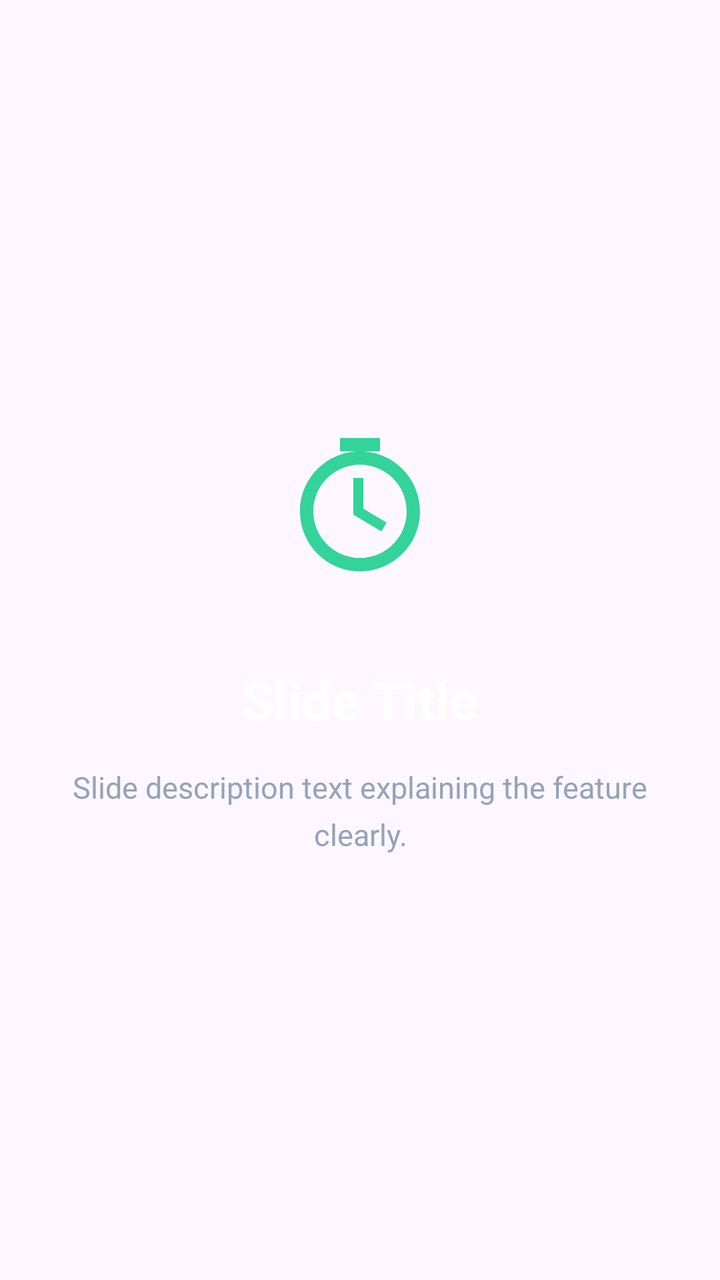
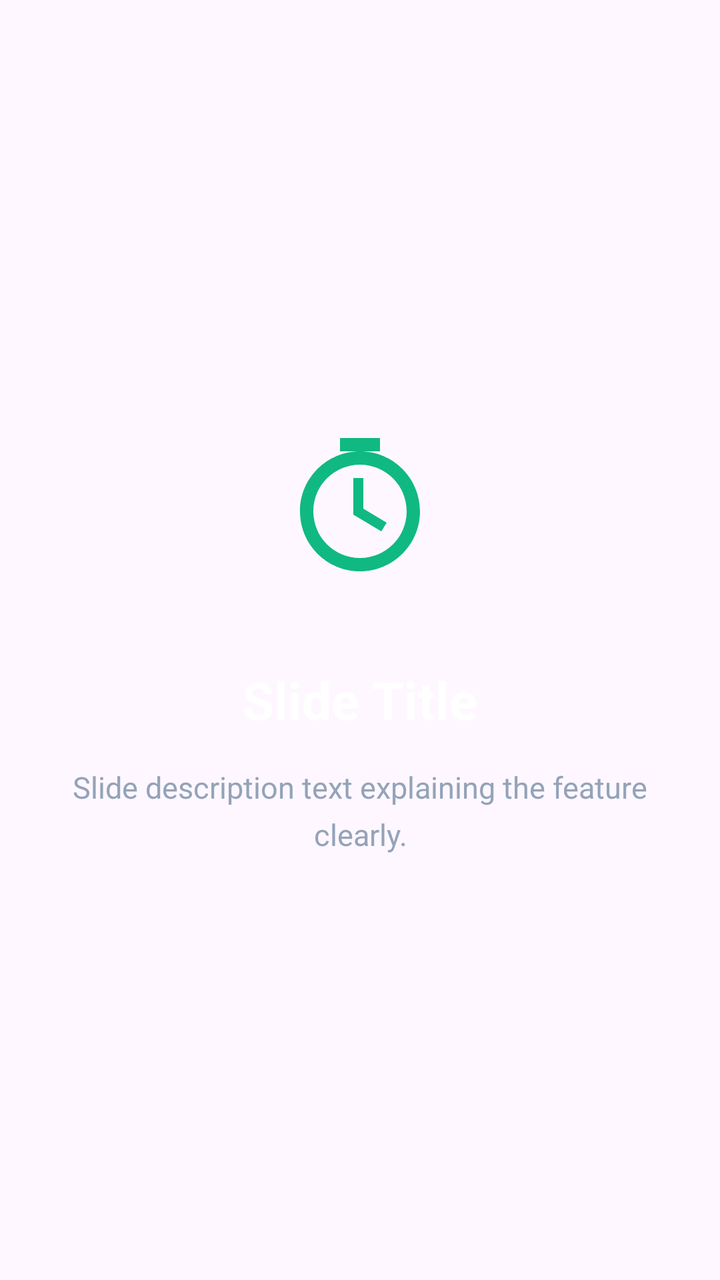

Screens rendered from an Android XML layout before and after an edit, with the pre-edit source and the edit as a unified diff.
<!-- AndroidManifest.xml: application theme Theme.FocusLock -->
<!-- res/layout/item_onboarding_slide.xml -->
<?xml version="1.0" encoding="utf-8"?>
<LinearLayout
    xmlns:android="http://schemas.android.com/apk/res/android"
    android:layout_width="match_parent"
    android:layout_height="match_parent"
    android:orientation="vertical"
    android:gravity="center"
    android:padding="32dp">

    <ImageView
        android:id="@+id/img_slide_icon"
        android:layout_width="80dp"
        android:layout_height="80dp"
        android:src="@drawable/ic_timer"
        android:layout_marginBottom="40dp" />

    <TextView
        android:id="@+id/txt_title"
        android:layout_width="wrap_content"
        android:layout_height="wrap_content"
        android:text="Slide Title"
        android:textSize="26sp"
        android:textStyle="bold"
        android:textColor="#ffffff"
        android:gravity="center"
        android:layout_marginBottom="16dp" />

    <TextView
        android:id="@+id/txt_description"
        android:layout_width="match_parent"
        android:layout_height="wrap_content"
        android:text="Slide description text explaining the feature clearly."
        android:textSize="15sp"
        android:textColor="#94A3B8"
        android:gravity="center"
        android:lineSpacingMultiplier="1.3" />

</LinearLayout>
<!-- resources referenced by this layout -->
<resources>
  <!-- drawable ic_timer (drawable) -->
  <vector xmlns:android="http://schemas.android.com/apk/res/android"
      android:width="24dp"
      android:height="24dp"
      android:viewportWidth="24"
      android:viewportHeight="24">
      
      <path
          android:pathData="M9,2H15V4H9V2Z"
          android:fillColor="#34D399"/>
      
      <path
          android:pathData="M12,4C7.03,4 3,8.03 3,13C3,17.97 7.03,22 12,22C16.97,22 21,17.97 21,13C21,8.03 16.97,4 12,4ZM12,20C8.13,20 5,16.87 5,13C5,9.13 8.13,6 12,6C15.87,6 19,9.13 19,13C19,16.87 15.87,20 12,20Z"
          android:fillColor="#34D399"/>
      
      <path
          android:pathData="M12.5,8H11V13.5L15.2,16L16,14.7L12.5,12.6V8Z"
          android:fillColor="#34D399"/>
  </vector>
  <style name="Theme.FocusLock" parent="Base.Theme.FocusLock" />
  <style name="Base.Theme.FocusLock" parent="Theme.Material3.DayNight.NoActionBar">
          
          
      </style>
</resources>

<!-- the commit's change to res/layout/item_onboarding_slide.xml (unified diff, before → after) -->
@@ -1,6 +1,7 @@
 <?xml version="1.0" encoding="utf-8"?>
 <LinearLayout
     xmlns:android="http://schemas.android.com/apk/res/android"
+    xmlns:app="http://schemas.android.com/apk/res-auto"
     android:layout_width="match_parent"
     android:layout_height="match_parent"
     android:orientation="vertical"
@@ -12,6 +13,7 @@
         android:layout_width="80dp"
         android:layout_height="80dp"
         android:src="@drawable/ic_timer"
+        app:tint="@color/emerald_primary"
         android:layout_marginBottom="40dp" />
 
     <TextView
@@ -21,7 +23,7 @@
         android:text="Slide Title"
         android:textSize="26sp"
         android:textStyle="bold"
-        android:textColor="#ffffff"
+        android:textColor="@color/text_primary"
         android:gravity="center"
         android:layout_marginBottom="16dp" />
 
@@ -31,7 +33,7 @@
         android:layout_height="wrap_content"
         android:text="Slide description text explaining the feature clearly."
         android:textSize="15sp"
-        android:textColor="#94A3B8"
+        android:textColor="@color/text_secondary"
         android:gravity="center"
         android:lineSpacingMultiplier="1.3" />
 
<!-- resource entries referenced after the edit -->
@@ -1,5 +1,8 @@
 <!-- resources referenced by this layout -->
 <resources>
+  <color name="emerald_primary">#FF10B981</color>
+  <color name="text_primary">#FFFFFFFF</color>
+  <color name="text_secondary">#FF94A3B8</color>
   <!-- drawable ic_timer (drawable) -->
   <vector xmlns:android="http://schemas.android.com/apk/res/android"
       android:width="24dp"
